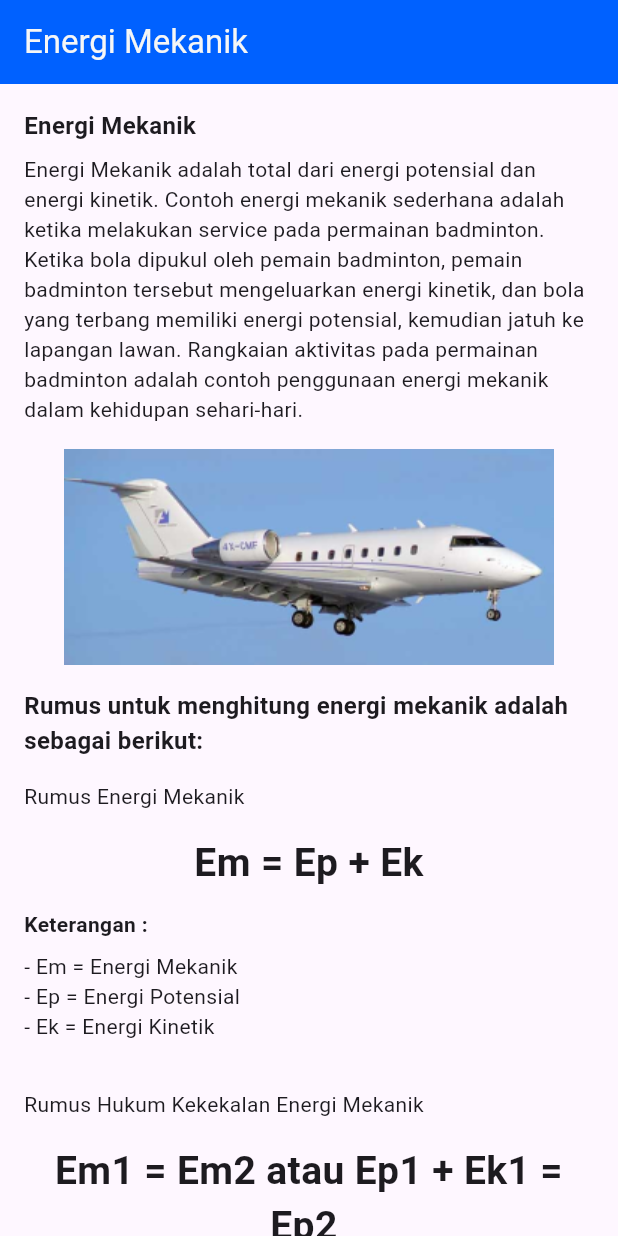
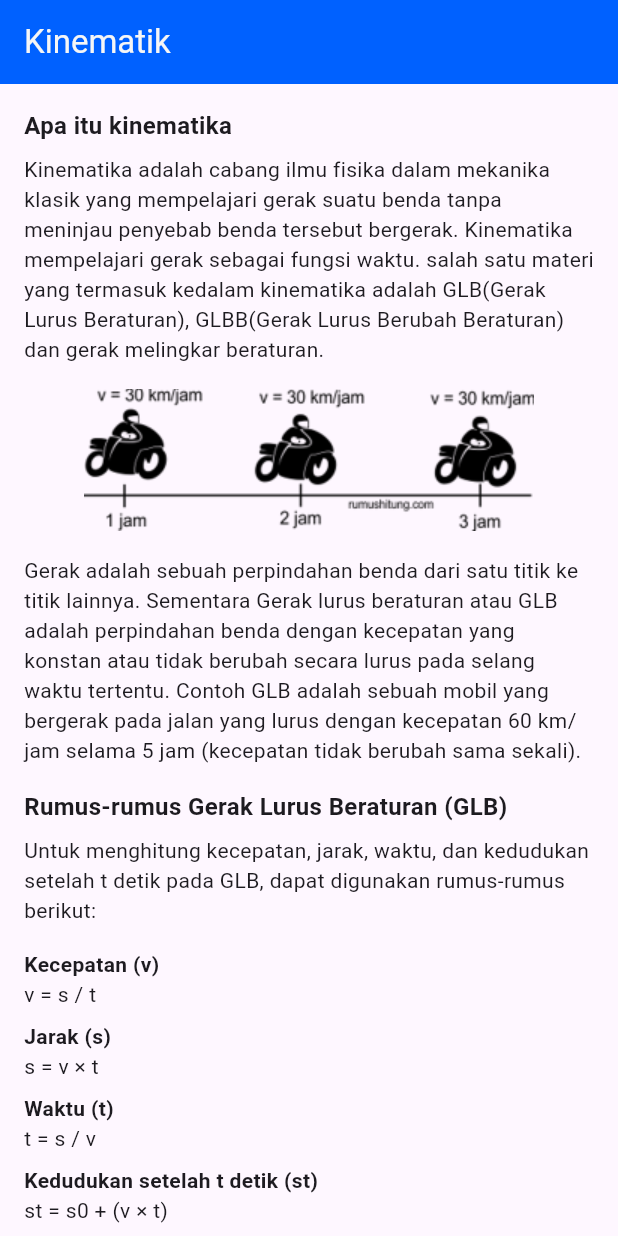
Before and after one commit to DesrielKiki/sunco_physics, a Flutter app: the screen it shows after launch, on a phone screen of 412 x 824 dp. Run offline on Flutter 3.47's test engine with Material 3 defaults, Android fonts, the light colour scheme and no system bars; our stand-ins replace cloud_firestore, firebase_auth, firebase_core, firebase_storage, image_picker, shared_preferences; accounts and stored records are empty.

Commit message:
:hammer: create kinematic lesson

```diff
--- a/lib/main.dart
+++ b/lib/main.dart
@@ -2,6 +2,7 @@ import 'package:firebase_core/firebase_core.dart';
 import 'package:flutter/material.dart';
 import 'package:sunco_physics/firebase_options.dart';
 import 'package:sunco_physics/presentation/navigation/app_routes.dart';
+import 'package:sunco_physics/presentation/screen/lesson/offline_lesson/lesson/kinematic_lesson.dart';
 import 'package:sunco_physics/presentation/screen/lesson/offline_lesson/lesson/kinetic_energy_lesson.dart';
 import 'package:sunco_physics/presentation/screen/lesson/offline_lesson/lesson/mechanical_energy_lesson.dart';
 import 'package:sunco_physics/presentation/screen/lesson/offline_lesson/lesson/potential_energy_lesson.dart';
@@ -35,7 +36,7 @@ class MyApp extends StatelessWidget {
         ),
         useMaterial3: true,
       ),
-      home: const MechanicalEnergyLesson(),
+      home: const KinematicLesson(),
     );
   }
 }
--- /dev/null
+++ b/lib/presentation/screen/lesson/offline_lesson/lesson/kinematic_lesson.dart
@@ -0,0 +1,201 @@
+import 'package:flutter/material.dart';
+import 'package:sunco_physics/presentation/component/formula_text.dart';
+import 'package:sunco_physics/presentation/component/question_button.dart';
+import 'package:sunco_physics/presentation/component/subtitle_with_description.dart';
+import 'package:sunco_physics/presentation/theme/color_config.dart';
+
+class KinematicLesson extends StatelessWidget {
+  const KinematicLesson({super.key});
+
+  @override
+  Widget build(BuildContext context) {
+    return Scaffold(
+      appBar: AppBar(
+        title: const Text('Kinematik'),
+        backgroundColor: ColorConfig.primaryColor,
+        foregroundColor: ColorConfig.onPrimaryColor,
+      ),
+      body: SingleChildScrollView(
+        child: Padding(
+          padding: const EdgeInsets.all(16.0),
+          child: Column(
+            children: [
+              const SubtitleWithDescription(
+                subtitle: 'Apa itu kinematika',
+                description:
+                    'Kinematika adalah cabang ilmu fisika dalam mekanika klasik yang mempelajari gerak suatu benda tanpa meninjau penyebab benda tersebut bergerak. Kinematika mempelajari gerak sebagai fungsi waktu. salah satu materi yang termasuk kedalam kinematika adalah GLB(Gerak Lurus Beraturan), GLBB(Gerak Lurus Berubah Beraturan) dan gerak melingkar beraturan.',
+              ),
+              const SizedBox(height: 16.0),
+              Image.asset('assets/lesson/img_kinematic1.png'),
+              const SizedBox(height: 16.0),
+              const Text(
+                'Gerak adalah sebuah perpindahan benda dari satu titik ke titik lainnya. Sementara Gerak lurus beraturan atau GLB adalah perpindahan benda dengan kecepatan yang konstan atau tidak berubah secara lurus pada selang waktu tertentu. Contoh GLB adalah sebuah mobil yang bergerak pada jalan yang lurus dengan kecepatan 60 km/jam selama 5 jam (kecepatan tidak berubah sama sekali).',
+              ),
+              const SizedBox(height: 16.0),
+              const SubtitleWithDescription(
+                subtitle: 'Rumus-rumus Gerak Lurus Beraturan (GLB)',
+                description:
+                    'Untuk menghitung kecepatan, jarak, waktu, dan kedudukan setelah t detik pada GLB, dapat digunakan rumus-rumus berikut:',
+              ),
+              const SizedBox(height: 16.0),
+              const Align(
+                alignment: Alignment.centerLeft,
+                child: Text(
+                  'Kecepatan (v)',
+                  style: TextStyle(fontSize: 14, fontWeight: FontWeight.bold),
+                ),
+              ),
+              const Align(
+                alignment: Alignment.centerLeft,
+                child: Text('v = s / t'),
+              ),
+              const SizedBox(height: 8.0),
+              const Align(
+                alignment: Alignment.centerLeft,
+                child: Text(
+                  'Jarak (s)',
+                  style: TextStyle(fontSize: 14, fontWeight: FontWeight.bold),
+                ),
+              ),
+              const Align(
+                alignment: Alignment.centerLeft,
+                child: Text('s = v × t'),
+              ),
+              const SizedBox(height: 8.0),
+              const Align(
+                alignment: Alignment.centerLeft,
+                child: Text(
+                  'Waktu (t)',
+                  style: TextStyle(fontSize: 14, fontWeight: FontWeight.bold),
+                ),
+              ),
+              const Align(
+                alignment: Alignment.centerLeft,
+                child: Text('t = s / v'),
+              ),
+              const SizedBox(height: 8.0),
+              const Align(
+                alignment: Alignment.centerLeft,
+                child: Text(
+                  'Kedudukan setelah t detik (st)',
+                  style: TextStyle(fontSize: 14, fontWeight: FontWeight.bold),
+                ),
+              ),
+              const Align(
+                alignment: Alignment.centerLeft,
+                child: Text('st = s0 + (v × t)'),
+              ),
+              const SizedBox(height: 8.0),
+              const Align(
+                alignment: Alignment.centerLeft,
+                child: Text(
+                  'Keterangan : ',
+                  style: TextStyle(fontSize: 14, fontWeight: FontWeight.bold),
+                ),
+              ),
+              const SizedBox(height: 8.0),
+              const Align(
+                alignment: Alignment.centerLeft,
+                child: Text(
+                    '- v = kecepatan (m/detik)\n- t = waktu (detik)\n- s = jarak / kedudukan (m)\n- s0 = kedudukan awal (m)\n- st = kedudukan setelah t detik (m)'),
+              ),
+              const SizedBox(height: 8.0),
+              const Align(
+                alignment: Alignment.centerLeft,
+                child: Text(
+                  'Contoh soal gerak Lurus Berubah Beraturan',
+                  style: TextStyle(fontWeight: FontWeight.bold, fontSize: 16.0),
+                ),
+              ),
+              const SizedBox(height: 8.0),
+              const QuestionButton(
+                title: 'Soal GLBB',
+                question:
+                    'Jika sebuah benda bergerak dengan percepatan 10 m/detik, hitunglah kecepatan benda tersebut setelah 5 detik! Lalu hitung kedudukan benda tersebut setelah 15 detik!',
+                known: '- a = 10 m/detik\n- v0 = 0 (diam)\n- t = 5 detik',
+                asked:
+                    '1. Kecepatan benda (v) = . . . ?\n2. Kedudukan benda setelah 15 detik = . . . ?',
+                answer:
+                    '1. vt = v0 + a × t\nvt = 0 + 10 × 5\nvt = 50 m/detik\n\n2. \ts = v0 × t + 1/2 × a × t2\ns = 0 × 15 + 1/2 × 10 × 152\ns = 1125 m ',
+                conclusion:
+                    'Sehingga kecepatan benda tersebut adalah 50 m/detik dan kedudukan benda setelah 15 detik adalah 1125 m',
+              ),
+              const SizedBox(height: 16.0),
+              const SubtitleWithDescription(
+                subtitle: 'apa perbedaan glb dan glbb?',
+                description:
+                    'Perbedaan dari GLB dan GLBB adalah untuk GLB perpindahan terjadi dengan kecepatan yang konstan, sementara untuk GLBB, perpindahan terjadi dengan kecepatan yang terus berubah. Oleh karena itu pada dunia nyata, GLBB lebih sering terjadi daripada GLB karena perpindahan yang kecepatannya tidak berubah sangat jarang terjadi.',
+              ),
+              const SizedBox(height: 16.0),
+              const SubtitleWithDescription(
+                subtitle: 'apa itu gerak melingkar beraturan?',
+                description:
+                    'Gerak melingkar adalah gerak yang lintasannya berbentuk lingkaran dan memiliki satu titik pusat. Gerak melingkar beraturan sebenarnya mirip dengan Gerak lurus beraturan, yaitu gerak yang kecepatannya konstan atau tidak berubah, hanya saja lintasannya merupakan lingkaran. Contoh dari gerak melingkar beraturan adalah geraknya jarum jam dan komedi putar.',
+              ),
+              const SizedBox(height: 16.0),
+              Image.asset('assets/lesson/img_kinematic2.png'),
+              const SizedBox(height: 16.0),
+              const Text(
+                'Rumus untuk menghitung kecepatan sudut, kecepatan linear, periode, dan sudut dalam gerak melingkar beraturan adalah sebagai berikut :',
+                style: TextStyle(fontSize: 14, fontWeight: FontWeight.bold),
+              ),
+              const SizedBox(height: 16.0),
+              const Align(
+                alignment: Alignment.centerLeft,
+                child: Text(
+                  'Kecepatan sudut (ω)',
+                  style: TextStyle(fontSize: 14, fontWeight: FontWeight.bold),
+                ),
+              ),
+              const Align(
+                alignment: Alignment.centerLeft,
+                child: Text('ω = θ / t\nω = 2π / T\nω = 2πfω = v / r'),
+              ),
+              const SizedBox(height: 8.0),
+              const Align(
+                alignment: Alignment.centerLeft,
+                child: Text(
+                  'Kecepatan linear(v)',
+                  style: TextStyle(fontSize: 14, fontWeight: FontWeight.bold),
+                ),
+              ),
+              const Align(
+                alignment: Alignment.centerLeft,
+                child: Text('v = w / r'),
+              ),
+              const SizedBox(height: 8.0),
+              const Align(
+                alignment: Alignment.centerLeft,
+                child: Text(
+                  'Periode (T)',
+                  style: TextStyle(fontSize: 14, fontWeight: FontWeight.bold),
+                ),
+              ),
+              const Align(
+                alignment: Alignment.centerLeft,
+                child: Text('T = 1 / f\nT = 2π / w'),
+              ),
+              const SizedBox(height: 16.0),
+              const Align(
+                alignment: Alignment.centerLeft,
+                child: Text('Contoh Soal Gerak Melingkar Beraturan',
+                    style:
+                        TextStyle(fontWeight: FontWeight.bold, fontSize: 16.0)),
+              ),
+              const SizedBox(height: 8.0),
+              const QuestionButton(
+                  title: 'Soal Gerak Melingkar Beraturan',
+                  question:
+                      'Suatu roda berputar dengan kecepatan sudut tetap 120 rpm. Jari-jari roda adalah 50 cm. Hitung kecepatan linear benda yang berada di tepi roda!',
+                  known: '- ω = 120 rpm\n- r = 50 cm = 0.5 m',
+                  asked: 'v = . . . ?',
+                  answer:
+                      'ω = 120 rpm = 120 x 2π / 60 = 4π rad/s\nv = ω x r = 4π x 0.5 = 2π m/s',
+                  conclusion: 'Sehingga kecepatan linear benda adalah 2π')
+            ],
+          ),
+        ),
+      ),
+    );
+  }
+}
```
Also changed, not shown: assets/lesson/img_kinematic1.png (added), assets/lesson/img_kinematic2.png (added).
